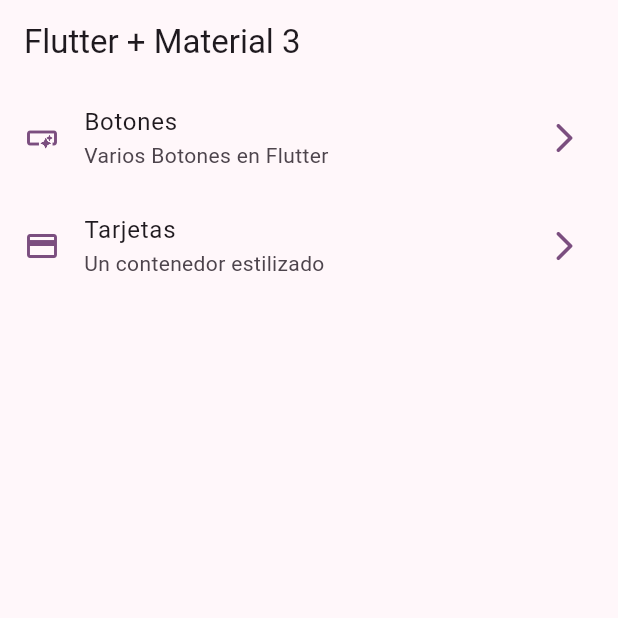
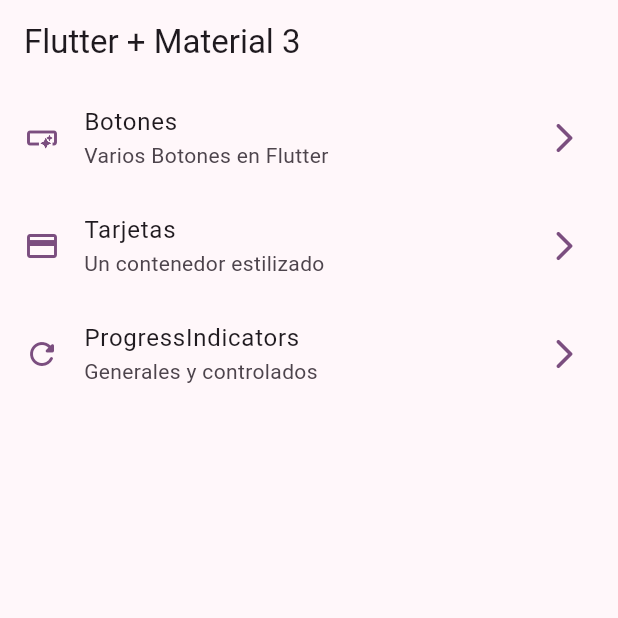
Before and after one commit to RG-HC/widgets_app, a Flutter app: the screen it shows after launch, on a phone screen of 412 x 824 dp, the top half of it. Run offline on Flutter 3.47's test engine with Material 2 defaults, Android fonts, the phone set to English and light mode, and no system bars; our stand-ins replace go_router.

Commit message:
Progress Indicator

```diff
--- a/lib/config/menu/menu_items.dart
+++ b/lib/config/menu/menu_items.dart
@@ -27,5 +27,11 @@ const appMenuItems = <MenuItem> [
       subtitle: 'Un contenedor estilizado',
       link: '/cards',
       icon: Icons.credit_card,
+  ),
+  MenuItem(
+      title: 'ProgressIndicators',
+      subtitle: 'Generales y controlados',
+      link: '/Progress',
+      icon: Icons.refresh_rounded,
   )
 ];
--- a/lib/config/router/app_router.dart
+++ b/lib/config/router/app_router.dart
@@ -22,5 +22,10 @@ final appRouter = GoRouter(
       name: CardsScreen.name,
       builder: (context, state) => const CardsScreen(),
     ),
+    GoRoute(
+      path: '/progress',
+      name: ProgressScreen.name,
+      builder: (context, state) => const ProgressScreen(),
+    ),
   ],
 );
```
Also changed, not shown: lib/presentation/screens/progress/progress_screen.dart (+38 -1 lines).
